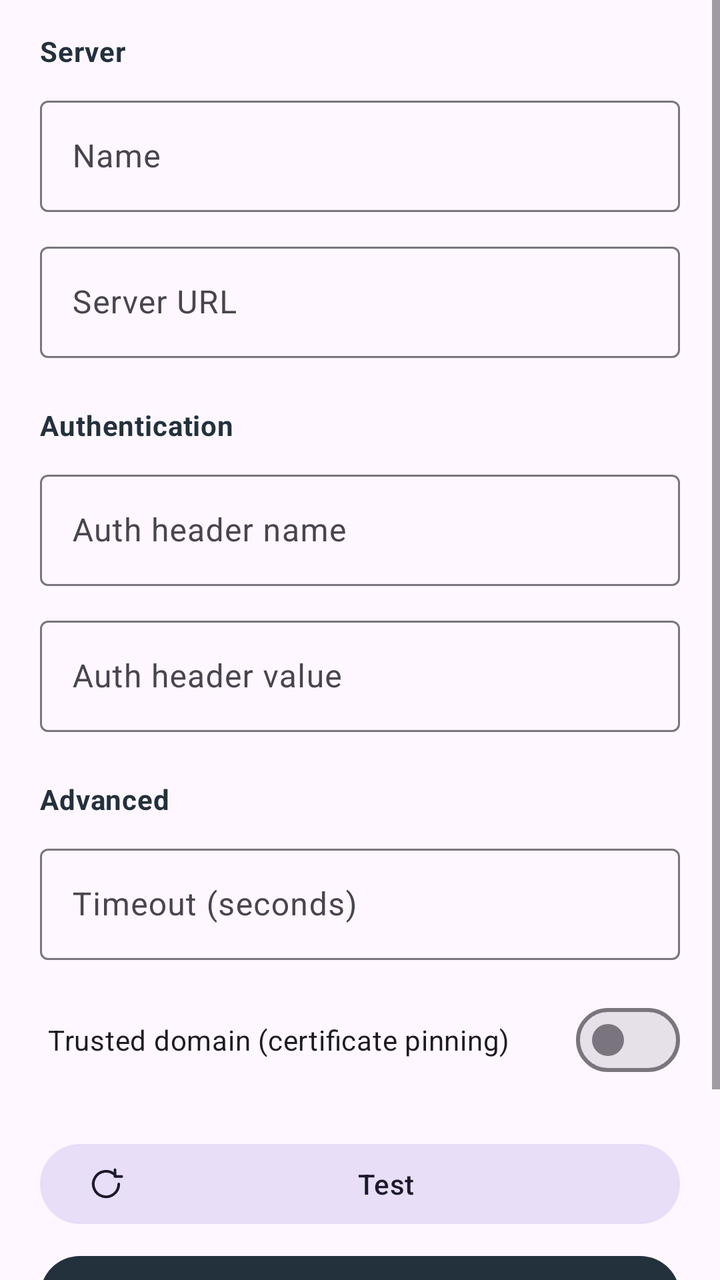
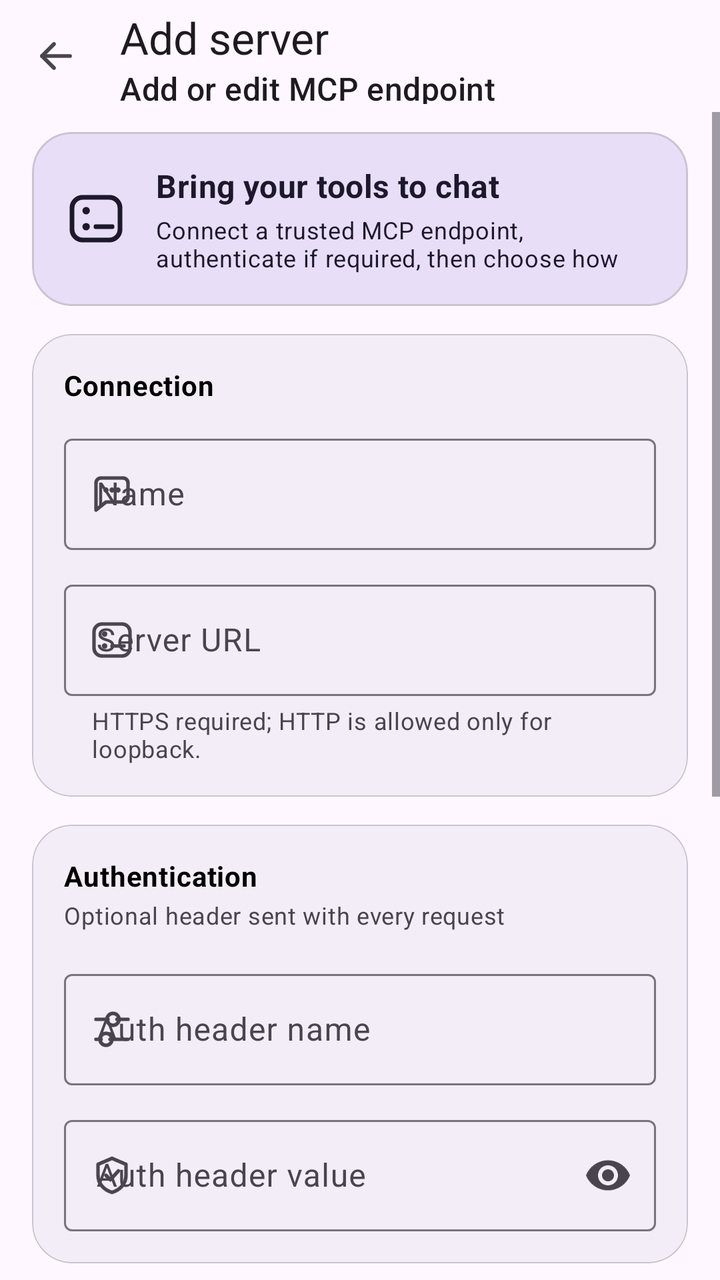

Compare the two renders of this Android layout. The source of the first and the diff that turns it into the second are given below.
<!-- AndroidManifest.xml: application theme Theme.McpAiChat -->
<!-- res/layout/activity_server_edit.xml -->
<?xml version="1.0" encoding="utf-8"?>
<ScrollView xmlns:android="http://schemas.android.com/apk/res/android"
    xmlns:app="http://schemas.android.com/apk/res-auto"
    xmlns:tools="http://schemas.android.com/tools"
    android:layout_width="match_parent"
    android:layout_height="match_parent"
    android:background="?attr/colorSurface"
    android:fillViewport="true">

    <LinearLayout
        android:layout_width="match_parent"
        android:layout_height="wrap_content"
        android:orientation="vertical"
        android:paddingStart="20dp"
        android:paddingTop="16dp"
        android:paddingEnd="20dp"
        android:paddingBottom="28dp">

        <TextView
            android:layout_width="wrap_content"
            android:layout_height="wrap_content"
            android:paddingBottom="10dp"
            android:text="Server"
            android:textAppearance="@style/TextAppearance.McpAiChat.SectionHeader" />

        <com.google.android.material.textfield.TextInputLayout
            style="@style/Widget.Material3.TextInputLayout.OutlinedBox"
            android:layout_width="match_parent"
            android:layout_height="wrap_content"
            android:hint="@string/label_server_name">

            <com.google.android.material.textfield.TextInputEditText
                android:id="@+id/nameField"
                android:layout_width="match_parent"
                android:layout_height="wrap_content"
                android:inputType="text" />
        </com.google.android.material.textfield.TextInputLayout>

        <com.google.android.material.textfield.TextInputLayout
            style="@style/Widget.Material3.TextInputLayout.OutlinedBox"
            android:layout_width="match_parent"
            android:layout_height="wrap_content"
            android:layout_marginTop="12dp"
            android:hint="@string/label_server_url">

            <com.google.android.material.textfield.TextInputEditText
                android:id="@+id/urlField"
                android:layout_width="match_parent"
                android:layout_height="wrap_content"
                android:inputType="textUri" />
        </com.google.android.material.textfield.TextInputLayout>

        <TextView
            android:layout_width="wrap_content"
            android:layout_height="wrap_content"
            android:layout_marginTop="24dp"
            android:paddingBottom="10dp"
            android:text="Authentication"
            android:textAppearance="@style/TextAppearance.McpAiChat.SectionHeader" />

        <com.google.android.material.textfield.TextInputLayout
            style="@style/Widget.Material3.TextInputLayout.OutlinedBox"
            android:layout_width="match_parent"
            android:layout_height="wrap_content"
            android:hint="@string/label_auth_header_name">

            <com.google.android.material.textfield.TextInputEditText
                android:id="@+id/authHeaderNameField"
                android:layout_width="match_parent"
                android:layout_height="wrap_content"
                android:inputType="text" />
        </com.google.android.material.textfield.TextInputLayout>

        <com.google.android.material.textfield.TextInputLayout
            style="@style/Widget.Material3.TextInputLayout.OutlinedBox"
            android:layout_width="match_parent"
            android:layout_height="wrap_content"
            android:layout_marginTop="12dp"
            android:hint="@string/label_auth_header_value">

            <com.google.android.material.textfield.TextInputEditText
                android:id="@+id/authHeaderValueField"
                android:layout_width="match_parent"
                android:layout_height="wrap_content"
                android:inputType="textPassword" />
        </com.google.android.material.textfield.TextInputLayout>

        <TextView
            android:layout_width="wrap_content"
            android:layout_height="wrap_content"
            android:layout_marginTop="24dp"
            android:paddingBottom="10dp"
            android:text="Advanced"
            android:textAppearance="@style/TextAppearance.McpAiChat.SectionHeader" />

        <com.google.android.material.textfield.TextInputLayout
            style="@style/Widget.Material3.TextInputLayout.OutlinedBox"
            android:layout_width="match_parent"
            android:layout_height="wrap_content"
            android:hint="@string/label_timeout_seconds">

            <com.google.android.material.textfield.TextInputEditText
                android:id="@+id/timeoutField"
                android:layout_width="match_parent"
                android:layout_height="wrap_content"
                android:inputType="number" />
        </com.google.android.material.textfield.TextInputLayout>

        <com.google.android.material.materialswitch.MaterialSwitch
            android:id="@+id/trustedSwitch"
            android:layout_width="match_parent"
            android:layout_height="wrap_content"
            android:layout_marginStart="4dp"
            android:layout_marginTop="16dp"
            android:text="@string/label_trusted_domain" />

        <com.google.android.material.button.MaterialButton
            android:id="@+id/testButton"
            style="@style/Widget.Material3.Button.TonalButton"
            android:layout_width="match_parent"
            android:layout_height="wrap_content"
            android:layout_marginTop="24dp"
            android:text="@string/action_test"
            app:icon="@drawable/ic_refresh" />

        <com.google.android.material.button.MaterialButton
            android:id="@+id/saveButton"
            android:layout_width="match_parent"
            android:layout_height="wrap_content"
            android:layout_marginTop="8dp"
            android:text="@string/action_save"
            app:icon="@drawable/ic_check" />

        <com.google.android.material.button.MaterialButton
            android:id="@+id/deleteButton"
            style="@style/Widget.Material3.Button.TextButton"
            android:layout_width="match_parent"
            android:layout_height="wrap_content"
            android:layout_marginTop="4dp"
            android:text="@string/action_delete"
            android:textColor="@color/tool_accent"
            app:icon="@drawable/ic_delete"
            app:iconTint="@color/tool_accent" />

    </LinearLayout>
</ScrollView>
<!-- resources referenced by this layout -->
<resources>
  <style name="TextAppearance.McpAiChat.SectionHeader" parent="TextAppearance.McpAiChat.LabelLarge">
          <item name="android:textColor">?attr/colorPrimary</item>
          <item name="android:textAllCaps">false</item>
      </style>
  <!-- unchanged entries left out for length: 19 -->
</resources>

<!-- the commit's change to res/layout/activity_server_edit.xml (unified diff, before → after) -->
@@ -1,146 +1,300 @@
 <?xml version="1.0" encoding="utf-8"?>
-<ScrollView xmlns:android="http://schemas.android.com/apk/res/android"
+<LinearLayout xmlns:android="http://schemas.android.com/apk/res/android"
     xmlns:app="http://schemas.android.com/apk/res-auto"
     xmlns:tools="http://schemas.android.com/tools"
     android:layout_width="match_parent"
     android:layout_height="match_parent"
     android:background="?attr/colorSurface"
-    android:fillViewport="true">
-
-    <LinearLayout
+    android:orientation="vertical">
+
+    <com.google.android.material.appbar.MaterialToolbar
+        android:id="@+id/serverEditToolbar"
         android:layout_width="match_parent"
-        android:layout_height="wrap_content"
-        android:orientation="vertical"
-        android:paddingStart="20dp"
-        android:paddingTop="16dp"
-        android:paddingEnd="20dp"
-        android:paddingBottom="28dp">
-
-        <TextView
-            android:layout_width="wrap_content"
-            android:layout_height="wrap_content"
-            android:paddingBottom="10dp"
-            android:text="Server"
-            android:textAppearance="@style/TextAppearance.McpAiChat.SectionHeader" />
-
-        <com.google.android.material.textfield.TextInputLayout
-            style="@style/Widget.Material3.TextInputLayout.OutlinedBox"
+        android:layout_height="56dp"
+        android:background="?attr/colorSurface"
+        app:navigationIcon="@drawable/ic_arrow_back"
+        app:subtitle="@string/server_edit_subtitle"
+        app:title="@string/action_new_server" />
+
+    <ScrollView
+        android:layout_width="match_parent"
+        android:layout_height="0dp"
+        android:layout_weight="1"
+        android:fillViewport="true">
+
+        <LinearLayout
             android:layout_width="match_parent"
             android:layout_height="wrap_content"
-            android:hint="@string/label_server_name">
-
-            <com.google.android.material.textfield.TextInputEditText
-                android:id="@+id/nameField"
+            android:orientation="vertical"
+            android:paddingStart="16dp"
+            android:paddingTop="10dp"
+            android:paddingEnd="16dp"
+            android:paddingBottom="24dp">
+
+            <com.google.android.material.card.MaterialCardView
                 android:layout_width="match_parent"
                 android:layout_height="wrap_content"
-                android:inputType="text" />
-        </com.google.android.material.textfield.TextInputLayout>
-
-        <com.google.android.material.textfield.TextInputLayout
-            style="@style/Widget.Material3.TextInputLayout.OutlinedBox"
-            android:layout_width="match_parent"
-            android:layout_height="wrap_content"
-            android:layout_marginTop="12dp"
-            android:hint="@string/label_server_url">
-
-            <com.google.android.material.textfield.TextInputEditText
-                android:id="@+id/urlField"
+                android:layout_marginBottom="14dp"
+                app:cardBackgroundColor="?attr/colorSecondaryContainer"
+                app:cardCornerRadius="20dp"
+                app:cardElevation="0dp">
+
+                <LinearLayout
+                    android:layout_width="match_parent"
+                    android:layout_height="wrap_content"
+                    android:gravity="center_vertical"
+                    android:orientation="horizontal"
+                    android:padding="16dp">
+
+                    <ImageView
+                        android:layout_width="32dp"
+                        android:layout_height="32dp"
+                        android:contentDescription="@null"
+                        android:src="@drawable/ic_server"
+                        app:tint="?attr/colorOnSecondaryContainer" />
+
+                    <LinearLayout
+                        android:layout_width="0dp"
+                        android:layout_height="wrap_content"
+                        android:layout_marginStart="14dp"
+                        android:layout_weight="1"
+                        android:orientation="vertical">
+
+                        <TextView
+                            android:layout_width="wrap_content"
+                            android:layout_height="wrap_content"
+                            android:text="@string/server_edit_intro_title"
+                            android:textAppearance="@style/TextAppearance.McpAiChat.TitleMedium"
+                            android:textColor="?attr/colorOnSecondaryContainer" />
+
+                        <TextView
+                            android:layout_width="match_parent"
+                            android:layout_height="wrap_content"
+                            android:layout_marginTop="3dp"
+                            android:maxLines="2"
+                            android:text="@string/server_edit_intro_subtitle"
+                            android:textAppearance="@style/TextAppearance.McpAiChat.BodySmall"
+                            android:textColor="?attr/colorOnSecondaryContainer" />
+                    </LinearLayout>
+                </LinearLayout>
+            </com.google.android.material.card.MaterialCardView>
+
+            <com.google.android.material.card.MaterialCardView
                 android:layout_width="match_parent"
                 android:layout_height="wrap_content"
-                android:inputType="textUri" />
-        </com.google.android.material.textfield.TextInputLayout>
-
-        <TextView
-            android:layout_width="wrap_content"
-            android:layout_height="wrap_content"
-            android:layout_marginTop="24dp"
-            android:paddingBottom="10dp"
-            android:text="Authentication"
-            android:textAppearance="@style/TextAppearance.McpAiChat.SectionHeader" />
-
-        <com.google.android.material.textfield.TextInputLayout
-            style="@style/Widget.Material3.TextInputLayout.OutlinedBox"
-            android:layout_width="match_parent"
-            android:layout_height="wrap_content"
-            android:hint="@string/label_auth_header_name">
-
-            <com.google.android.material.textfield.TextInputEditText
-                android:id="@+id/authHeaderNameField"
+                android:layout_marginBottom="14dp"
+                app:cardBackgroundColor="?attr/colorSurfaceContainer"
+                app:cardCornerRadius="20dp"
+                app:cardElevation="0dp"
+                app:strokeColor="?attr/colorOutlineVariant"
+                app:strokeWidth="0.5dp">
+
+                <LinearLayout
+                    android:layout_width="match_parent"
+                    android:layout_height="wrap_content"
+                    android:orientation="vertical"
+                    android:padding="16dp">
+
+                    <TextView
+                        android:layout_width="wrap_content"
+                        android:layout_height="wrap_content"
+                        android:layout_marginBottom="12dp"
+                        android:text="@string/connection_card_title"
+                        android:textAppearance="@style/TextAppearance.McpAiChat.LabelLarge" />
+
+                    <com.google.android.material.textfield.TextInputLayout
+                        style="@style/Widget.Material3.TextInputLayout.OutlinedBox"
+                        android:layout_width="match_parent"
+                        android:layout_height="wrap_content"
+                        android:hint="@string/label_server_name"
+                        app:startIconDrawable="@drawable/ic_chat">
+
+                        <com.google.android.material.textfield.TextInputEditText
+                            android:id="@+id/nameField"
+                            android:layout_width="match_parent"
+                            android:layout_height="wrap_content"
+                            android:inputType="text"
+                            android:maxLines="1" />
+                    </com.google.android.material.textfield.TextInputLayout>
+
+                    <com.google.android.material.textfield.TextInputLayout
+                        style="@style/Widget.Material3.TextInputLayout.OutlinedBox"
+                        android:layout_width="match_parent"
+                        android:layout_height="wrap_content"
+                        android:layout_marginTop="12dp"
+                        android:hint="@string/label_server_url"
+                        app:startIconDrawable="@drawable/ic_server">
+
+                        <com.google.android.material.textfield.TextInputEditText
+                            android:id="@+id/urlField"
+                            android:layout_width="match_parent"
+                            android:layout_height="wrap_content"
+                            android:inputType="textUri"
+                            android:maxLines="1" />
+                    </com.google.android.material.textfield.TextInputLayout>
+
+                    <TextView
+                        android:layout_width="match_parent"
+                        android:layout_height="wrap_content"
+                        android:layout_marginStart="14dp"
+                        android:layout_marginTop="4dp"
+                        android:text="@string/server_url_hint"
+                        android:textAppearance="@style/TextAppearance.McpAiChat.ItemMeta" />
+                </LinearLayout>
+            </com.google.android.material.card.MaterialCardView>
+
+            <com.google.android.material.card.MaterialCardView
                 android:layout_width="match_parent"
                 android:layout_height="wrap_content"
-                android:inputType="text" />
-        </com.google.android.material.textfield.TextInputLayout>
-
-        <com.google.android.material.textfield.TextInputLayout
-            style="@style/Widget.Material3.TextInputLayout.OutlinedBox"
-            android:layout_width="match_parent"
-            android:layout_height="wrap_content"
-            android:layout_marginTop="12dp"
-            android:hint="@string/label_auth_header_value">
-
-            <com.google.android.material.textfield.TextInputEditText
-                android:id="@+id/authHeaderValueField"
+                android:layout_marginBottom="14dp"
+                app:cardBackgroundColor="?attr/colorSurfaceContainer"
+                app:cardCornerRadius="20dp"
+                app:cardElevation="0dp"
+                app:strokeColor="?attr/colorOutlineVariant"
+                app:strokeWidth="0.5dp">
+
+                <LinearLayout
+                    android:layout_width="match_parent"
+                    android:layout_height="wrap_content"
+                    android:orientation="vertical"
+                    android:padding="16dp">
+
+                    <TextView
+                        android:layout_width="wrap_content"
+                        android:layout_height="wrap_content"
+                        android:text="Authentication"
+                        android:textAppearance="@style/TextAppearance.McpAiChat.LabelLarge" />
+
+                    <TextView
+                        android:layout_width="match_parent"
+                        android:layout_height="wrap_content"
+                        android:layout_marginTop="2dp"
+                        android:text="@string/authentication_card_subtitle"
+                        android:textAppearance="@style/TextAppearance.McpAiChat.ItemMeta" />
+
+                    <com.google.android.material.textfield.TextInputLayout
+                        style="@style/Widget.Material3.TextInputLayout.OutlinedBox"
+                        android:layout_width="match_parent"
+                        android:layout_height="wrap_content"
+                        android:layout_marginTop="16dp"
+                        android:hint="@string/label_auth_header_name"
+                        app:startIconDrawable="@drawable/ic_tune">
+
+                        <com.google.android.material.textfield.TextInputEditText
+                            android:id="@+id/authHeaderNameField"
+                            android:layout_width="match_parent"
+                            android:layout_height="wrap_content"
+                            android:inputType="text"
+                            android:maxLines="1" />
+                    </com.google.android.material.textfield.TextInputLayout>
+
+                    <com.google.android.material.textfield.TextInputLayout
+                        style="@style/Widget.Material3.TextInputLayout.OutlinedBox"
+                        android:layout_width="match_parent"
+                        android:layout_height="wrap_content"
+                        android:layout_marginTop="12dp"
+                        android:hint="@string/label_auth_header_value"
+                        app:endIconMode="password_toggle"
+                        app:startIconDrawable="@drawable/ic_verified">
+
+                        <com.google.android.material.textfield.TextInputEditText
+                            android:id="@+id/authHeaderValueField"
+                            android:layout_width="match_parent"
+                            android:layout_height="wrap_content"
+                            android:inputType="textPassword"
+                            android:maxLines="1" />
+                    </com.google.android.material.textfield.TextInputLayout>
+                </LinearLayout>
+            </com.google.android.material.card.MaterialCardView>
+
+            <com.google.android.material.card.MaterialCardView
                 android:layout_width="match_parent"
                 android:layout_height="wrap_content"
-                android:inputType="textPassword" />
-        </com.google.android.material.textfield.TextInputLayout>
-
-        <TextView
-            android:layout_width="wrap_content"
-            android:layout_height="wrap_content"
-            android:layout_marginTop="24dp"
-            android:paddingBottom="10dp"
-            android:text="Advanced"
-            android:textAppearance="@style/TextAppearance.McpAiChat.SectionHeader" />
-
-        <com.google.android.material.textfield.TextInputLayout
-            style="@style/Widget.Material3.TextInputLayout.OutlinedBox"
-            android:layout_width="match_parent"
-            android:layout_height="wrap_content"
-            android:hint="@string/label_timeout_seconds">
-
-            <com.google.android.material.textfield.TextInputEditText
-                android:id="@+id/timeoutField"
-                android:layout_width="match_parent"
-                android:layout_height="wrap_content"
-                android:inputType="number" />
-        </com.google.android.material.textfield.TextInputLayout>
-
-        <com.google.android.material.materialswitch.MaterialSwitch
-            android:id="@+id/trustedSwitch"
-            android:layout_width="match_parent"
-            android:layout_height="wrap_content"
-            android:layout_marginStart="4dp"
-            android:layout_marginTop="16dp"
-            android:text="@string/label_trusted_domain" />
-
-        <com.google.android.material.button.MaterialButton
-            android:id="@+id/testButton"
-            style="@style/Widget.Material3.Button.TonalButton"
-            android:layout_width="match_parent"
-            android:layout_height="wrap_content"
-            android:layout_marginTop="24dp"
-            android:text="@string/action_test"
-            app:icon="@drawable/ic_refresh" />
-
-        <com.google.android.material.button.MaterialButton
-            android:id="@+id/saveButton"
-            android:layout_width="match_parent"
-            android:layout_height="wrap_content"
-            android:layout_marginTop="8dp"
-            android:text="@string/action_save"
-            app:icon="@drawable/ic_check" />
-
-        <com.google.android.material.button.MaterialButton
-            android:id="@+id/deleteButton"
-            style="@style/Widget.Material3.Button.TextButton"
-            android:layout_width="match_parent"
-            android:layout_height="wrap_content"
-            android:layout_marginTop="4dp"
-            android:text="@string/action_delete"
-            android:textColor="@color/tool_accent"
-            app:icon="@drawable/ic_delete"
-            app:iconTint="@color/tool_accent" />
-
-    </LinearLayout>
-</ScrollView>
+                app:cardBackgroundColor="?attr/colorSurfaceContainer"
+                app:cardCornerRadius="20dp"
+                app:cardElevation="0dp"
+                app:strokeColor="?attr/colorOutlineVariant"
+                app:strokeWidth="0.5dp">
+
+                <LinearLayout
+                    android:layout_width="match_parent"
+                    android:layout_height="wrap_content"
+                    android:orientation="vertical"
+                    android:padding="16dp">
+
+                    <TextView
+                        android:layout_width="wrap_content"
+                        android:layout_height="wrap_content"
+                        android:text="@string/advanced_card_title"
+                        android:textAppearance="@style/TextAppearance.McpAiChat.LabelLarge" />
+
+                    <TextView
+                        android:layout_width="match_parent"
+                        android:layout_height="wrap_content"
+                        android:layout_marginTop="2dp"
+                        android:text="@string/advanced_card_subtitle"
+                        android:textAppearance="@style/TextAppearance.McpAiChat.ItemMeta" />
+
+                    <com.google.android.material.textfield.TextInputLayout
+                        style="@style/Widget.Material3.TextInputLayout.OutlinedBox"
+                        android:layout_width="match_parent"
+                        android:layout_height="wrap_content"
+                        android:layout_marginTop="16dp"
+                        android:hint="@string/label_timeout_seconds">
+
+                        <com.google.android.material.textfield.TextInputEditText
+                            android:id="@+id/timeoutField"
+                            android:layout_width="match_parent"
+                            android:layout_height="wrap_content"
+                            android:inputType="number"
+                            android:maxLines="1" />
+                    </com.google.android.material.textfield.TextInputLayout>
+
+                    <com.google.android.material.materialswitch.MaterialSwitch
+                        android:id="@+id/trustedSwitch"
+                        android:layout_width="match_parent"
+                        android:layout_height="wrap_content"
+                        android:layout_marginTop="14dp"
+                        android:text="@string/label_trusted_domain" />
+
+                    <TextView
+                        android:layout_width="match_parent"
+                        android:layout_height="wrap_content"
+                        android:layout_marginStart="52dp"
+                        android:layout_marginTop="4dp"
+                        android:text="@string/trusted_domain_hint"
+                        android:textAppearance="@style/TextAppearance.McpAiChat.ItemMeta" />
+                </LinearLayout>
+            </com.google.android.material.card.MaterialCardView>
+
+            <com.google.android.material.button.MaterialButton
+                android:id="@+id/testButton"
+                style="@style/Widget.Material3.Button.TonalButton"
+                android:layout_width="match_parent"
+                android:layout_height="48dp"
+                android:layout_marginTop="18dp"
+                android:text="@string/action_test"
+                app:icon="@drawable/ic_refresh" />
+
+            <com.google.android.material.button.MaterialButton
+                android:id="@+id/saveButton"
+                android:layout_width="match_parent"
+                android:layout_height="52dp"
+                android:layout_marginTop="8dp"
+                android:text="@string/action_save"
+                app:icon="@drawable/ic_check" />
+
+            <com.google.android.material.button.MaterialButton
+                android:id="@+id/deleteButton"
+                style="@style/Widget.Material3.Button.TextButton"
+                android:layout_width="match_parent"
+                android:layout_height="44dp"
+                android:layout_marginTop="4dp"
+                android:text="@string/action_delete"
+                android:textColor="@color/tool_accent"
+                android:visibility="gone"
+                app:icon="@drawable/ic_delete"
+                app:iconTint="@color/tool_accent" />
+        </LinearLayout>
+    </ScrollView>
+</LinearLayout>
<!-- resource entries referenced after the edit -->
@@ -1,8 +1,144 @@
 <!-- resources referenced by this layout -->
 <resources>
-  <style name="TextAppearance.McpAiChat.SectionHeader" parent="TextAppearance.McpAiChat.LabelLarge">
-          <item name="android:textColor">?attr/colorPrimary</item>
-          <item name="android:textAllCaps">false</item>
+  <!-- drawable ic_arrow_back (drawable) -->
+  <vector xmlns:android="http://schemas.android.com/apk/res/android"
+      android:width="24dp"
+      android:height="24dp"
+      android:viewportWidth="24"
+      android:viewportHeight="24">
+      <path
+          android:pathData="M19,12H5"
+          android:strokeColor="?attr/colorControlNormal"
+          android:strokeWidth="1.9"
+          android:strokeLineCap="round"
+          android:strokeLineJoin="round" />
+      <path
+          android:pathData="M11,6L5,12l6,6"
+          android:strokeColor="?attr/colorControlNormal"
+          android:strokeWidth="1.9"
+          android:strokeLineCap="round"
+          android:strokeLineJoin="round" />
+  </vector>
+  <!-- drawable ic_chat (drawable) -->
+  <vector xmlns:android="http://schemas.android.com/apk/res/android"
+      android:width="24dp"
+      android:height="24dp"
+      android:viewportWidth="24"
+      android:viewportHeight="24">
+      <path
+          android:pathData="M4,6.5A2.5,2.5 0 0,1 6.5,4h11A2.5,2.5 0 0,1 20,6.5v7a2.5,2.5 0 0,1 -2.5,2.5H9l-5,4v-13.5z"
+          android:strokeColor="?attr/colorControlNormal"
+          android:strokeWidth="1.8"
+          android:strokeLineJoin="round" />
+      <path
+          android:pathData="M9,10m-1.3,0a1.3,1.3 0 1,0 2.6,0a1.3,1.3 0 1,0 -2.6,0"
+          android:fillColor="?attr/colorControlNormal" />
+      <path
+          android:pathData="M12,10m-1.3,0a1.3,1.3 0 1,0 2.6,0a1.3,1.3 0 1,0 -2.6,0"
+          android:fillColor="?attr/colorControlNormal" />
+      <path
+          android:pathData="M15,10m-1.3,0a1.3,1.3 0 1,0 2.6,0a1.3,1.3 0 1,0 -2.6,0"
+          android:fillColor="?attr/colorControlNormal" />
+  </vector>
+  <!-- drawable ic_server (drawable) -->
+  <vector xmlns:android="http://schemas.android.com/apk/res/android"
+      android:width="24dp"
+      android:height="24dp"
+      android:viewportWidth="24"
+      android:viewportHeight="24">
+      <path
+          android:pathData="M7,4h10a4,4 0 0,1 4,4v8a4,4 0 0,1 -4,4H7a4,4 0 0,1 -4,-4V8a4,4 0 0,1 4,-4z"
+          android:strokeColor="?attr/colorControlNormal"
+          android:strokeWidth="1.8"
+          android:strokeLineJoin="round" />
+      <path
+          android:pathData="M8.3,9m-1.4,0a1.4,1.4 0 1,0 2.8,0a1.4,1.4 0 1,0 -2.8,0"
+          android:fillColor="?attr/colorControlNormal" />
+      <path
+          android:pathData="M12,9h6M8.3,15m-1.4,0a1.4,1.4 0 1,0 2.8,0a1.4,1.4 0 1,0 -2.8,0"
+          android:fillColor="?attr/colorControlNormal" />
+      <path
+          android:pathData="M12,15h6"
+          android:strokeColor="?attr/colorControlNormal"
+          android:strokeWidth="1.8"
+          android:strokeLineCap="round" />
+  </vector>
+  <!-- drawable ic_tune (drawable) -->
+  <vector xmlns:android="http://schemas.android.com/apk/res/android"
+      android:width="24dp"
+      android:height="24dp"
+      android:viewportWidth="24"
+      android:viewportHeight="24">
+      <path
+          android:pathData="M4,7h6"
+          android:strokeColor="?attr/colorControlNormal"
+          android:strokeWidth="1.8"
+          android:strokeLineCap="round" />
+      <path
+          android:pathData="M14.5,7h5.5"
+          android:strokeColor="?attr/colorControlNormal"
+          android:strokeWidth="1.8"
+          android:strokeLineCap="round" />
+      <path
+          android:pathData="M12.5,7m-3,0a3,3 0 1,0 6,0a3,3 0 1,0 -6,0"
+          android:strokeColor="?attr/colorControlNormal"
+          android:strokeWidth="1.8" />
+      <path
+          android:pathData="M4,17h2.5"
+          android:strokeColor="?attr/colorControlNormal"
+          android:strokeWidth="1.8"
+          android:strokeLineCap="round" />
+      <path
+          android:pathData="M11,17h9"
+          android:strokeColor="?attr/colorControlNormal"
+          android:strokeWidth="1.8"
+          android:strokeLineCap="round" />
+      <path
+          android:pathData="M9,17m-3,0a3,3 0 1,0 6,0a3,3 0 1,0 -6,0"
+          android:strokeColor="?attr/colorControlNormal"
+          android:strokeWidth="1.8" />
+  </vector>
+  <!-- drawable ic_verified (drawable) -->
+  <vector xmlns:android="http://schemas.android.com/apk/res/android"
+      android:width="24dp"
+      android:height="24dp"
+      android:viewportWidth="24"
+      android:viewportHeight="24">
+      <path
+          android:pathData="M12,3.5l7,3v5.5c0,4-2.8,7.3-7,8.5c-4.2,-1.2-7,-4.5-7,-8.5V6.5z"
+          android:strokeColor="?attr/colorControlNormal"
+          android:strokeWidth="1.8"
+          android:strokeLineJoin="round" />
+      <path
+          android:pathData="M9,12l2.2,2.2l4,-4.4"
+          android:strokeColor="?attr/colorControlNormal"
+          android:strokeWidth="1.8"
+          android:strokeLineCap="round"
+          android:strokeLineJoin="round" />
+  </vector>
+  <string name="action_new_server">Add server</string>
+  <string name="advanced_card_subtitle">Timeout and certificate pinning for this server</string>
+  <string name="advanced_card_title">Advanced</string>
+  <string name="authentication_card_subtitle">Optional header sent with every request</string>
+  <string name="connection_card_title">Connection</string>
+  <string name="server_edit_intro_subtitle">Connect a trusted MCP endpoint, authenticate if required, then choose how much it can do.</string>
+  <string name="server_edit_intro_title">Bring your tools to chat</string>
+  <string name="server_edit_subtitle">Add or edit MCP endpoint</string>
+  <string name="server_url_hint">HTTPS required; HTTP is allowed only for loopback.</string>
+  <string name="trusted_domain_hint">Pins the certificate on next successful connection so the domain cannot silently change.</string>
+  <style name="TextAppearance.McpAiChat.BodySmall" parent="">
+          <item name="android:textSize">12sp</item>
+          <item name="android:lineSpacingMultiplier">1.35</item>
+          <item name="android:letterSpacing">0.02</item>
+      </style>
+  <style name="TextAppearance.McpAiChat.ItemMeta" parent="TextAppearance.McpAiChat.BodySmall">
+          <item name="android:textColor">?android:attr/textColorSecondary</item>
+      </style>
+  <style name="TextAppearance.McpAiChat.TitleMedium" parent="">
+          <item name="android:textStyle">bold</item>
+          <item name="android:textSize">16sp</item>
+          <item name="android:lineSpacingMultiplier">1.3</item>
+          <item name="android:letterSpacing">0.01</item>
       </style>
   <!-- unchanged entries left out for length: 19 -->
 </resources>
